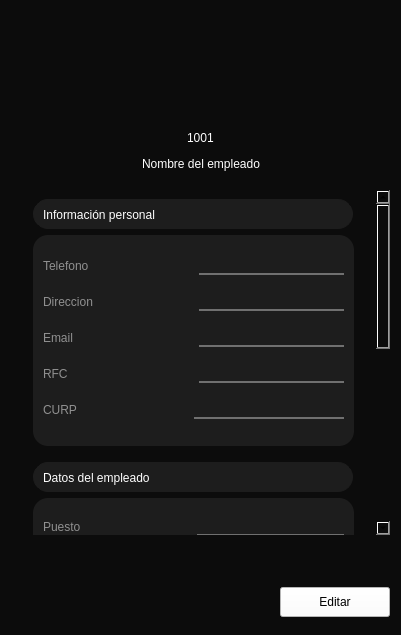
The window that Restaurante/Administrador/ver_info_usuario.ui (camvaz/restaurante-ihc) describes before a commit, drawn with Qt 5.
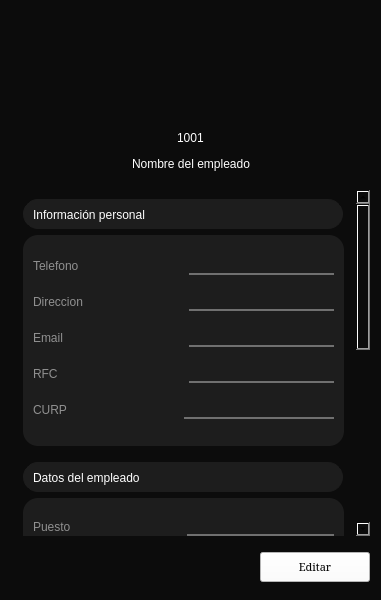
The same window after the commit. Icons and pictures are not drawn.

Commit message: cambios a interfaz de crear usuario y editar

What changed in the file:
```diff
--- a/Restaurante/Administrador/ver_info_usuario.ui
+++ b/Restaurante/Administrador/ver_info_usuario.ui
@@ -6,10 +6,28 @@
    <rect>
     <x>0</x>
     <y>0</y>
-    <width>401</width>
-    <height>635</height>
+    <width>381</width>
+    <height>600</height>
    </rect>
   </property>
+  <property name="sizePolicy">
+   <sizepolicy hsizetype="Preferred" vsizetype="Preferred">
+    <horstretch>0</horstretch>
+    <verstretch>0</verstretch>
+   </sizepolicy>
+  </property>
+  <property name="minimumSize">
+   <size>
+    <width>381</width>
+    <height>600</height>
+   </size>
+  </property>
+  <property name="maximumSize">
+   <size>
+    <width>381</width>
+    <height>600</height>
+   </size>
+  </property>
   <property name="windowTitle">
    <string>Dialog</string>
   </property>
@@ -206,12 +224,23 @@
       <widget class="QScrollArea" name="scrollArea">
        <property name="minimumSize">
         <size>
-         <width>341</width>
-         <height>345</height>
+         <width>350</width>
+         <height>310</height>
+        </size>
+       </property>
+       <property name="maximumSize">
+        <size>
+         <width>360</width>
+         <height>16777215</height>
         </size>
        </property>
        <property name="font">
         <font>
+         <family>Noto Serif</family>
+         <pointsize>10</pointsize>
+         <weight>50</weight>
+         <italic>false</italic>
+         <bold>false</bold>
          <stylestrategy>PreferAntialias</stylestrategy>
         </font>
        </property>
@@ -225,8 +254,8 @@
         <property name="geometry">
          <rect>
           <x>0</x>
-          <y>-439</y>
-          <width>364</width>
+          <y>-474</y>
+          <width>343</width>
           <height>784</height>
          </rect>
         </property>
@@ -1599,6 +1628,15 @@
            <height>30</height>
           </size>
          </property>
+         <property name="font">
+          <font>
+           <family>Noto Serif</family>
+           <pointsize>8</pointsize>
+           <weight>50</weight>
+           <italic>false</italic>
+           <bold>false</bold>
+          </font>
+         </property>
          <property name="styleSheet">
           <string notr="true">color: rgb(0, 0, 0);
 background-color: rgb(255, 255, 255);</string>
```
Left out of the diff: 30 changed lines with no effect on the pictures. The commit also changes 9 other files.
